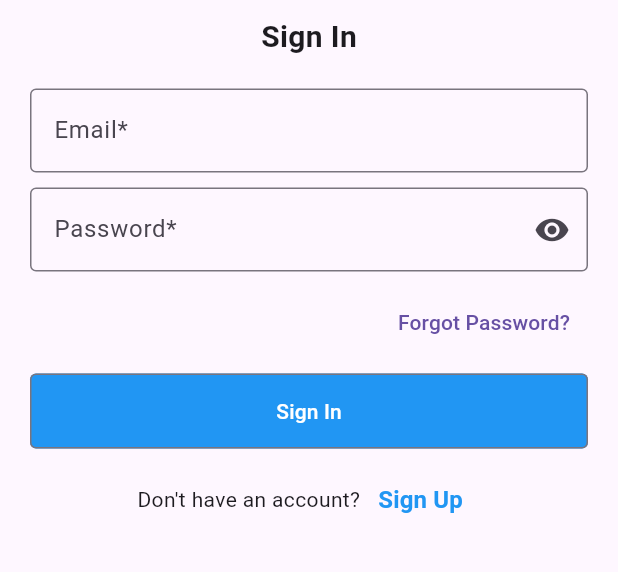
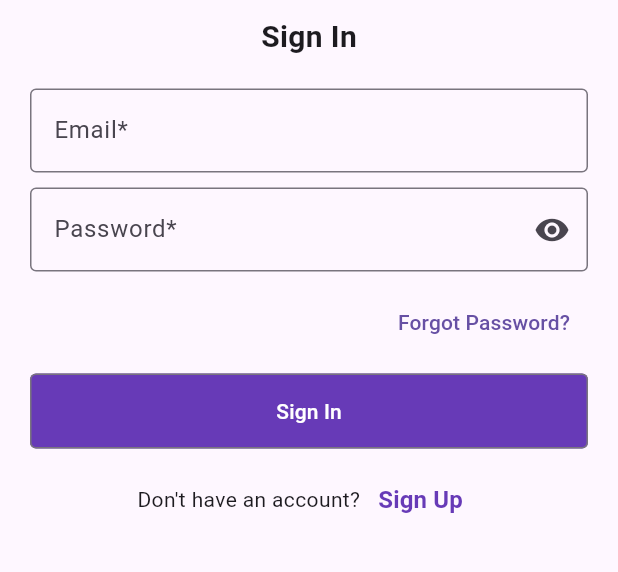
Before and after one commit to rojanUN/we-share, a Flutter app: the SignUp screen opened by its route, after a tap on "Sign Up", after a tap on "Sign In", on a phone screen of 412 x 824 dp, the part 264-836 px from its top. Run offline on Flutter 3.47's test engine with Material 3 defaults, Android fonts, the phone set to English and light mode, and no system bars; our stand-ins replace cloud_firestore, dio, file_picker, firebase_core, firebase_storage, flutter_dotenv and 5 more; missing offline and left inert: bcrypt, bootstrap_alert, external_path, mailer, otp; accounts and stored records are empty.

Commit message:
changed btn color

```diff
--- a/flutter-final-project/lib/screens/login_screen.dart
+++ b/flutter-final-project/lib/screens/login_screen.dart
@@ -138,7 +138,7 @@ class _LoginState extends State<Login> {
               const SizedBox(height: 10.0),
               OutlinedButton(
                 style: OutlinedButton.styleFrom(
-                  backgroundColor: Colors.blue,
+                  backgroundColor: Colors.deepPurple,
                   foregroundColor: Colors.white,
                   minimumSize: Size(double.infinity, 50),
                   shape: RoundedRectangleBorder(
@@ -162,7 +162,7 @@ class _LoginState extends State<Login> {
                       style: TextStyle(
                           fontWeight: FontWeight.bold,
                           fontSize: 16,
-                          color: Colors.blue),
+                          color: Colors.deepPurple),
                     ),
                   ),
                 ],
--- a/flutter-final-project/lib/screens/signup_screen.dart
+++ b/flutter-final-project/lib/screens/signup_screen.dart
@@ -166,7 +166,7 @@ class _SignUpState extends State<SignUp> {
 
               OutlinedButton(
                 style: OutlinedButton.styleFrom(
-                  backgroundColor: Colors.blue,
+                  backgroundColor: Colors.deepPurple,
                   foregroundColor: Colors.white,
                   minimumSize: Size(double.infinity, 50),
                   shape: RoundedRectangleBorder(
@@ -190,7 +190,7 @@ class _SignUpState extends State<SignUp> {
                       style: TextStyle(
                           fontWeight: FontWeight.bold,
                           fontSize: 16,
-                          color: Colors.blue),
+                          color: Colors.deepPurple),
                     ),
                   ),
                 ],
```
